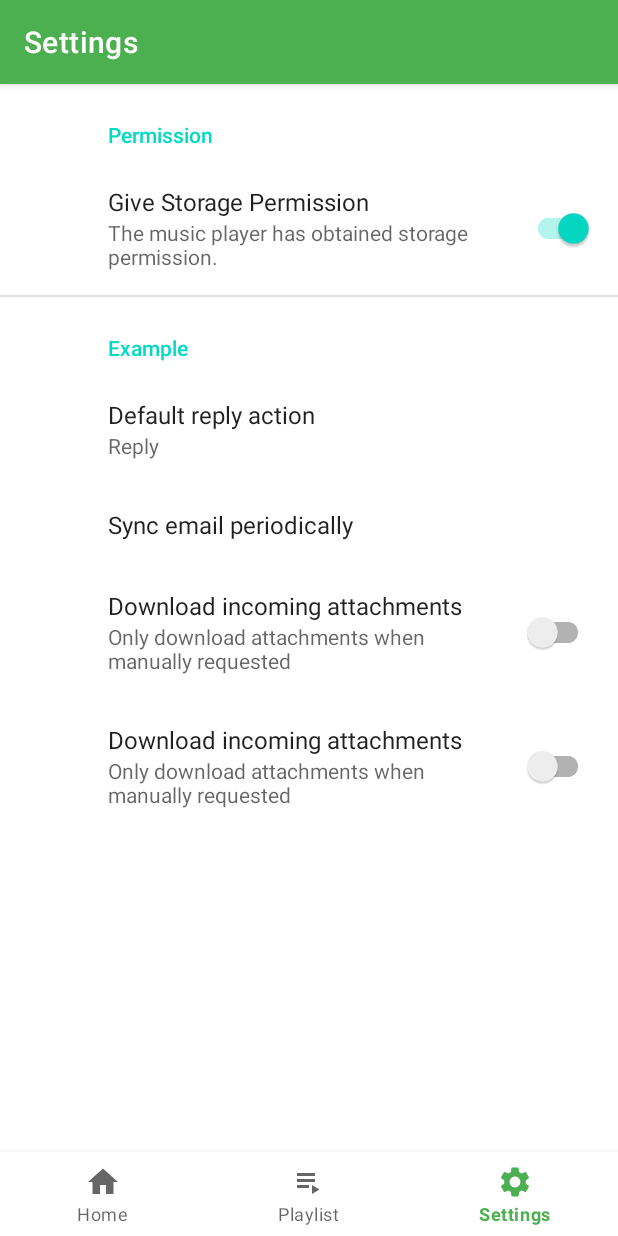
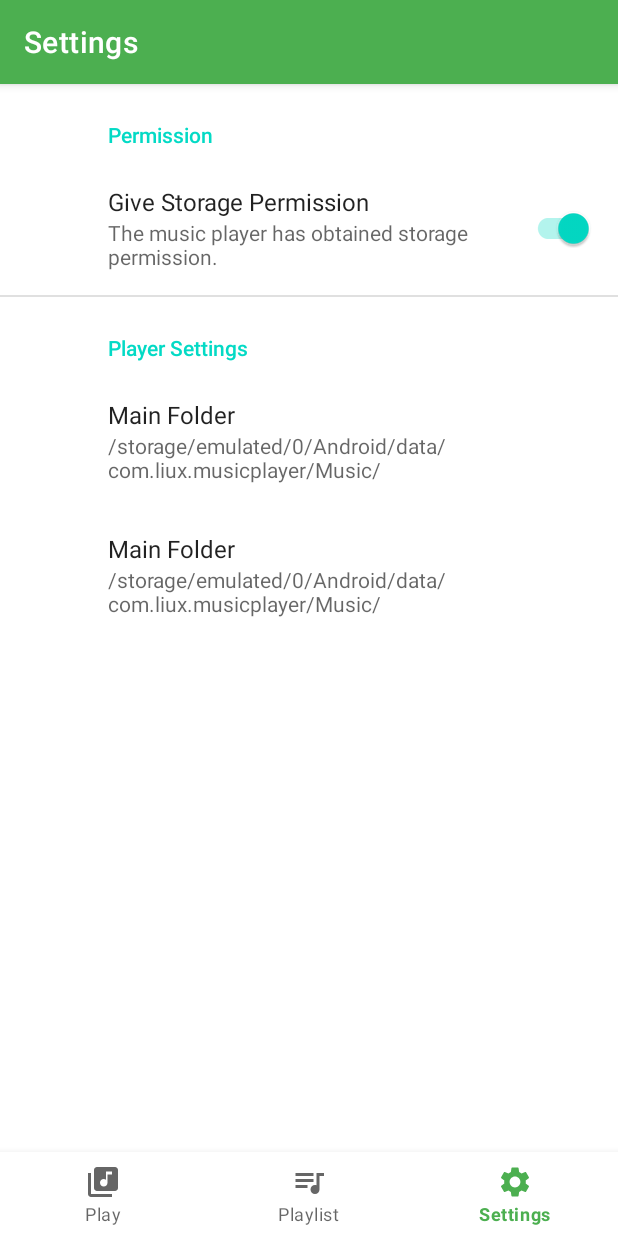
Before and after one commit to Brownlzy/MusicPlayer, an Android app: the SettingsFragment screen opened through its navigation route, on a phone screen of 412 x 824 dp. Run offline under Robolectric (Android 15) with nearby library versions, the light colour scheme and no system bars; our stand-ins replace androidx.preference, navigation-ui.

Commit message:
增加主文件夹设置

```diff
--- a/app/src/main/AndroidManifest.xml
+++ b/app/src/main/AndroidManifest.xml
@@ -20,6 +20,7 @@
                 <category android:name="android.intent.category.LAUNCHER" />
             </intent-filter>
         </activity>
+
     </application>
 
 </manifest>
--- a/app/src/main/java/com/liux/musicplayer/MainActivity.java
+++ b/app/src/main/java/com/liux/musicplayer/MainActivity.java
@@ -1,15 +1,14 @@
 package com.liux.musicplayer;
 
 import android.os.Bundle;
-import android.view.View;
-import android.widget.Button;
 
-import com.google.android.material.bottomnavigation.BottomNavigationView;
 import androidx.appcompat.app.AppCompatActivity;
 import androidx.navigation.NavController;
 import androidx.navigation.Navigation;
 import androidx.navigation.ui.AppBarConfiguration;
 import androidx.navigation.ui.NavigationUI;
+
+import com.google.android.material.bottomnavigation.BottomNavigationView;
 import com.liux.musicplayer.databinding.ActivityMainBinding;
 
 public class MainActivity extends AppCompatActivity{
--- a/app/src/main/java/com/liux/musicplayer/ui/home/HomeFragment.java
+++ b/app/src/main/java/com/liux/musicplayer/ui/home/HomeFragment.java
@@ -5,12 +5,13 @@ import android.view.LayoutInflater;
 import android.view.View;
 import android.view.ViewGroup;
 import android.widget.TextView;
+
 import androidx.annotation.NonNull;
 import androidx.annotation.Nullable;
 import androidx.fragment.app.Fragment;
 import androidx.lifecycle.Observer;
 import androidx.lifecycle.ViewModelProvider;
-import com.liux.musicplayer.R;
+
 import com.liux.musicplayer.databinding.FragmentHomeBinding;
 
 public class HomeFragment extends Fragment {
--- a/app/src/main/java/com/liux/musicplayer/ui/playlist/PlaylistFragment.java
+++ b/app/src/main/java/com/liux/musicplayer/ui/playlist/PlaylistFragment.java
@@ -5,11 +5,13 @@ import android.view.LayoutInflater;
 import android.view.View;
 import android.view.ViewGroup;
 import android.widget.TextView;
+
 import androidx.annotation.NonNull;
 import androidx.annotation.Nullable;
 import androidx.fragment.app.Fragment;
 import androidx.lifecycle.Observer;
 import androidx.lifecycle.ViewModelProvider;
+
 import com.liux.musicplayer.databinding.FragmentPlaylistBinding;
 
 public class PlaylistFragment extends Fragment {
--- a/app/src/main/java/com/liux/musicplayer/ui/settings/SettingsFragment.java
+++ b/app/src/main/java/com/liux/musicplayer/ui/settings/SettingsFragment.java
@@ -1,30 +1,42 @@
 package com.liux.musicplayer.ui.settings;
 
+import static com.liux.musicplayer.util.UriTransform.getPath;
+
 import android.Manifest;
+import android.app.Activity;
 import android.content.ComponentName;
 import android.content.Intent;
+import android.content.SharedPreferences;
 import android.content.pm.PackageManager;
 import android.net.Uri;
 import android.os.Bundle;
+import android.provider.DocumentsContract;
 import android.widget.Toast;
+
+import androidx.annotation.NonNull;
+import androidx.core.content.ContextCompat;
+import androidx.preference.EditTextPreference;
+import androidx.preference.Preference;
+import androidx.preference.PreferenceFragmentCompat;
+import androidx.preference.SwitchPreferenceCompat;
 
 import com.liux.musicplayer.R;
 
-import androidx.annotation.NonNull;
-import androidx.core.content.ContextCompat;
-import androidx.preference.Preference;
-import androidx.preference.PreferenceFragmentCompat;
-import androidx.fragment.app.Fragment;
-import androidx.fragment.app.ListFragment;
-import androidx.preference.SwitchPreferenceCompat;
-
 public class SettingsFragment extends PreferenceFragmentCompat {
     private SwitchPreferenceCompat switch_permission;
+    private Preference setMainFolder;
+    private EditTextPreference MainFolder;
 
     @Override
     public void onCreatePreferences(Bundle savedInstanceState, String rootKey) {
         setPreferencesFromResource(R.xml.root_preferences, rootKey);
+        //权限选项
         switch_permission = findPreference("permission");
+        MainFolder = findPreference("mainFolder");
+        setMainFolder = findPreference("setMainFolder");
+        //debug用
+        //MainFolder.setVisible(false);
+
         switch_permission.setOnPreferenceChangeListener(new Preference.OnPreferenceChangeListener() {
             @Override
             public boolean onPreferenceChange(@NonNull Preference preference, Object newValue) {
@@ -35,8 +47,31 @@ public class SettingsFragment extends PreferenceFragmentCompat {
                 }
             }
         });
+        if (checkPermission()) switch_permission.setChecked(true);
 
-        if (checkPermission()) switch_permission.setChecked(true);
+
+        // 获取SharedPreferences对象
+        SharedPreferences sp = getContext().getSharedPreferences("com.liux.musicplayer_preferences", Activity.MODE_PRIVATE);
+        // 获取Editor对象
+        SharedPreferences.Editor editor = sp.edit();
+        //选择主文件目录
+        MainFolder.setSummary(sp.getString("mainFolder", "/storage/emulated/0/Android/data/com.liux.musicplayer/Music/"));
+        setMainFolder.setSummary(MainFolder.getSummary());
+
+
+        setMainFolder.setOnPreferenceClickListener(new Preference.OnPreferenceClickListener() {
+            @Override
+            public boolean onPreferenceClick(@NonNull Preference preference) {
+                Intent intent = new Intent(Intent.ACTION_OPEN_DOCUMENT_TREE);
+                //系统调用Action属性
+                try {
+                    startActivityForResult(intent, 2);
+                } catch (Exception e) {
+                    Toast.makeText(getActivity(), "没有正确打开文件管理器", Toast.LENGTH_SHORT).show();
+                }
+                return false;
+            }
+        });
     }
 
     public boolean checkPermission() {
@@ -78,7 +113,6 @@ public class SettingsFragment extends PreferenceFragmentCompat {
                     switch_permission.setChecked(true);
                 } else {
                     //Toast.makeText(getActivity(), R.string.permission_not_granted, Toast.LENGTH_LONG).show();
-
                     Intent intent = new Intent("/");
                     ComponentName cm = new ComponentName("com.android.settings", "com.android.settings.applications.InstalledAppDetails");
                     intent.setComponent(cm);
@@ -92,4 +126,31 @@ public class SettingsFragment extends PreferenceFragmentCompat {
         }
     }
 
+    @Override
+    public void onActivityResult(int requestCode, int resultCode, Intent data) {//选择文件返回
+        super.onActivityResult(requestCode, resultCode, data);
+        if (resultCode == -1) {
+            //Toast.makeText(getActivity(), resultCode, Toast.LENGTH_LONG).show();
+            switch (requestCode) {
+                case 2:
+                    Uri uri = data.getData();
+                    Uri docUri = DocumentsContract.buildDocumentUriUsingTree(uri,
+                            DocumentsContract.getTreeDocumentId(uri));
+                    String path = getPath(getContext(), docUri);
+                    //Toast.makeText(getActivity(), uri.toString()+"\n"+path, Toast.LENGTH_LONG).show();
+                    // 获取SharedPreferences对象
+                    SharedPreferences sp = getContext().getSharedPreferences("com.liux.musicplayer_preferences", Activity.MODE_PRIVATE);
+                    // 获取Editor对象
+                    SharedPreferences.Editor editor = sp.edit();
+                    editor.putString("mainFolder", path);
+                    editor.apply();
+                    MainFolder.setSummary(sp.getString("mainFolder", "/storage/emulated/0/Android/data/com.liux.musicplayer/Music/"));
+                    setMainFolder.setSummary(MainFolder.getSummary());
+                    //Toast.makeText(getActivity(), sp.getString("mainFolder","---"), Toast.LENGTH_LONG).show();
+
+                    break;
+            }
+        }
+    }
+
 }
--- a/app/src/main/java/com/liux/musicplayer/ui/settings/SettingsViewModel.java
+++ b/app/src/main/java/com/liux/musicplayer/ui/settings/SettingsViewModel.java
@@ -1,13 +1,8 @@
 package com.liux.musicplayer.ui.settings;
-
-import android.view.View;
-import android.widget.Button;
 
 import androidx.lifecycle.LiveData;
 import androidx.lifecycle.MutableLiveData;
 import androidx.lifecycle.ViewModel;
-
-import com.liux.musicplayer.R;
 
 public class SettingsViewModel extends ViewModel {
 
--- /dev/null
+++ b/app/src/main/res/drawable/ic_baseline_library_music_24.xml
@@ -0,0 +1,10 @@
+<vector android:height="24dp"
+        android:tint="#000000"
+        android:viewportHeight="24"
+        android:viewportWidth="24"
+        android:width="24dp"
+        xmlns:android="http://schemas.android.com/apk/res/android">
+    <path
+            android:fillColor="@android:color/white"
+            android:pathData="M20,2L8,2c-1.1,0 -2,0.9 -2,2v12c0,1.1 0.9,2 2,2h12c1.1,0 2,-0.9 2,-2L22,4c0,-1.1 -0.9,-2 -2,-2zM18,7h-3v5.5c0,1.38 -1.12,2.5 -2.5,2.5S10,13.88 10,12.5s1.12,-2.5 2.5,-2.5c0.57,0 1.08,0.19 1.5,0.51L14,5h4v2zM4,6L2,6v14c0,1.1 0.9,2 2,2h14v-2L4,20L4,6z" />
+</vector>
--- /dev/null
+++ b/app/src/main/res/drawable/ic_baseline_queue_music_24.xml
@@ -0,0 +1,10 @@
+<vector android:height="24dp"
+        android:tint="#000000"
+        android:viewportHeight="24"
+        android:viewportWidth="24"
+        android:width="24dp"
+        xmlns:android="http://schemas.android.com/apk/res/android">
+    <path
+            android:fillColor="@android:color/white"
+            android:pathData="M15,6L3,6v2h12L15,6zM15,10L3,10v2h12v-2zM3,16h8v-2L3,14v2zM17,6v8.18c-0.31,-0.11 -0.65,-0.18 -1,-0.18 -1.66,0 -3,1.34 -3,3s1.34,3 3,3 3,-1.34 3,-3L19,8h3L22,6h-5z" />
+</vector>
--- a/app/src/main/res/layout/activity_main.xml
+++ b/app/src/main/res/layout/activity_main.xml
@@ -1,7 +1,6 @@
 <?xml version="1.0" encoding="utf-8"?>
 <androidx.constraintlayout.widget.ConstraintLayout xmlns:android="http://schemas.android.com/apk/res/android"
         xmlns:app="http://schemas.android.com/apk/res-auto"
-        xmlns:tools="http://schemas.android.com/tools"
         android:id="@+id/container"
         android:layout_width="match_parent"
         android:layout_height="match_parent">
--- a/app/src/main/res/menu/bottom_nav_menu.xml
+++ b/app/src/main/res/menu/bottom_nav_menu.xml
@@ -3,12 +3,12 @@
 
     <item
             android:id="@+id/navigation_home"
-            android:icon="@drawable/ic_baseline_home_24"
-            android:title="@string/title_home"/>
+            android:icon="@drawable/ic_baseline_library_music_24"
+            android:title="@string/title_play" />
 
     <item
             android:id="@+id/navigation_playlist"
-            android:icon="@drawable/ic_baseline_playlist_play_24"
+            android:icon="@drawable/ic_baseline_queue_music_24"
             android:title="@string/title_playlist"/>
 
     <item
--- a/app/src/main/res/navigation/mobile_navigation.xml
+++ b/app/src/main/res/navigation/mobile_navigation.xml
@@ -8,8 +8,8 @@
     <fragment
             android:id="@+id/navigation_home"
             android:name="com.liux.musicplayer.ui.home.HomeFragment"
-            android:label="@string/title_home"
-            tools:layout="@layout/fragment_home"/>
+            android:label="@string/app_name"
+            tools:layout="@layout/fragment_home" />
 
     <fragment
             android:id="@+id/navigation_playlist"
--- a/app/src/main/res/values-night/themes.xml
+++ b/app/src/main/res/values-night/themes.xml
@@ -10,7 +10,7 @@
         <item name="colorSecondaryVariant">@color/teal_200</item>
         <item name="colorOnSecondary">@color/black</item>
         <!-- Status bar color. -->
-        <item name="android:statusBarColor" tools:targetApi="l">?attr/colorPrimaryVariant</item>
+        <item name="android:statusBarColor" tools:targetApi="l">@color/black</item>
         <!-- Customize your theme here. -->
     </style>
 </resources>
--- a/app/src/main/res/values/strings.xml
+++ b/app/src/main/res/values/strings.xml
@@ -8,23 +8,12 @@
     <string name="permission_not_granted">Permission NOT granted</string>
     <string name="asking_permission">Asking permission</string>
     <string name="ask_permission">Ask Permission</string>
-    <!-- Preference Titles -->
-    <string name="messages_header">Messages</string>
-    <string name="sync_header">Sync</string>
-
-    <!-- Messages Preferences -->
-    <string name="signature_title">Your signature</string>
-    <string name="reply_title">Default reply action</string>
-
-    <!-- Sync Preferences -->
-    <string name="sync_title">Sync email periodically</string>
-    <string name="attachment_title">Download incoming attachments</string>
-    <string name="attachment_summary_on">Automatically download attachments for incoming emails
-    </string>
-    <string name="attachment_summary_off">Only download attachments when manually requested</string>
     <string name="title_permission">Permission</string>
     <string name="give_permission">Give Storage Permission</string>
     <string name="switch_permission_on">The music player has obtained storage permission.</string>
     <string name="switch_permission_off">The music player must obtain storage permission to find and play music. Turning on this option will request to read external storage permission.</string>
     <string name="example">Example</string>
+    <string name="title_play">Play</string>
+    <string name="title_playersettings">Player Settings</string>
+    <string name="click_mainfolder">Main Folder</string>
 </resources>
--- a/app/src/main/res/xml/root_preferences.xml
+++ b/app/src/main/res/xml/root_preferences.xml
@@ -13,33 +13,16 @@
 
     </PreferenceCategory>
 
-    <PreferenceCategory app:title="@string/example">
-
-        <ListPreference
-                app:key="reply"
-                app:title="@string/reply_title"
-                app:entries="@array/reply_entries"
-                app:entryValues="@array/reply_values"
-                app:defaultValue="reply"
-                app:useSimpleSummaryProvider="true" />
+    <PreferenceCategory app:title="@string/title_playersettings">
 
         <Preference
-                app:key="sync"
-                app:title="@string/sync_title" />
+                app:key="setMainFolder"
+                app:title="@string/click_mainfolder" />
 
-        <SwitchPreferenceCompat
-                app:key="attachment"
-                app:title="@string/attachment_title"
-                app:summaryOn="@string/attachment_summary_on"
-                app:summaryOff="@string/attachment_summary_off"
-                app:dependency="sync" />
-
-        <SwitchPreferenceCompat
-                app:key="attachment"
-                app:title="@string/attachment_title"
-                app:summaryOn="@string/attachment_summary_on"
-                app:summaryOff="@string/attachment_summary_off"
-                app:dependency="sync" />
+        <EditTextPreference
+                app:key="mainFolder"
+                app:title="@string/click_mainfolder"
+                android:defaultValue="/storage/emulated/0/Android/data/com.liux.musicplayer/Music/" />
 
     </PreferenceCategory>
 
```
Also changed, not shown: app/src/main/java/com/liux/musicplayer/MusicPlayer.java (added, +67 -0 lines), app/src/main/java/com/liux/musicplayer/util/UriTransform.java (added, +138 -0 lines), app/src/main/res/drawable/ic_launcher_foreground.xml (added, +16 -0 lines), app/src/main/ic_launcher-playstore.png (added), 3 other files.
